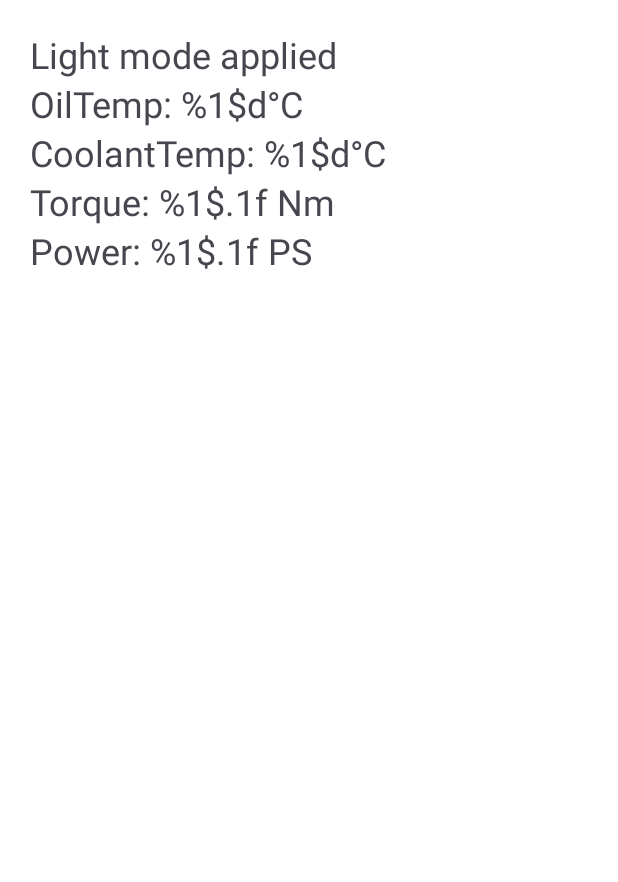
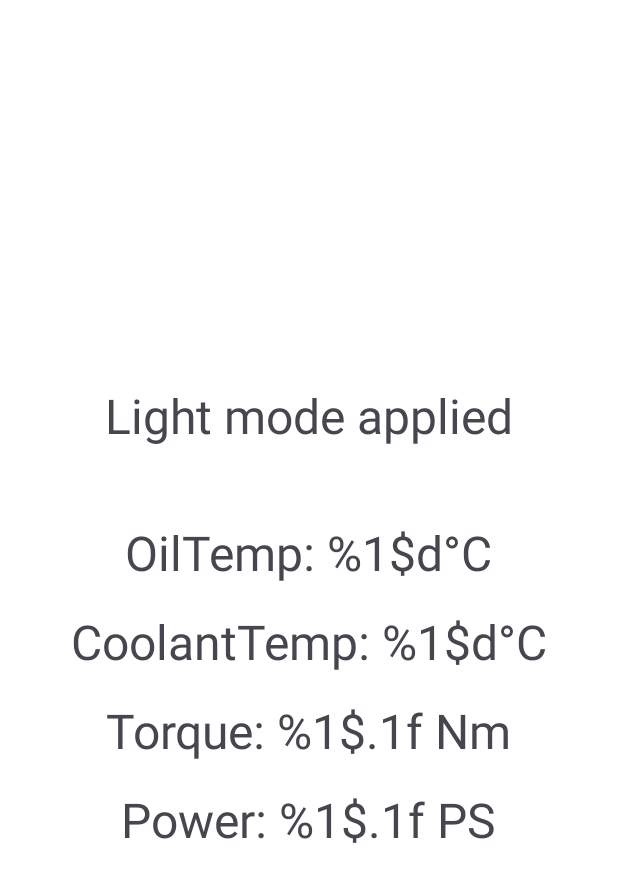
Before and after one commit to zerodatu/android_OBD2_meters, an Android app: the screen it shows after launch (MainActivity), on a phone screen of 412 x 824 dp. Shown: the top 882 px of the screen. Run offline under Robolectric (Android 15) with nearby library versions, the phone set to English and light mode, and no system bars.

Commit message:
実機起動できるようにした

```diff
--- a/app/src/main/res/layout/activity_main.xml
+++ b/app/src/main/res/layout/activity_main.xml
@@ -4,41 +4,47 @@
     android:layout_height="match_parent"
     android:orientation="vertical"
     android:padding="20dp"
-    android:background="?attr/colorBackground">
+    android:background="?attr/colorBackground"
+    android:gravity="center"> <!-- 🔥 中央寄せにする -->
 
     <TextView
         android:id="@+id/theme_status"
         android:layout_width="wrap_content"
         android:layout_height="wrap_content"
         android:text="@string/theme_status"
-        android:textSize="24sp" />
+        android:textSize="32sp"
+        android:layout_marginBottom="32dp"/> <!-- 🔥 下に余白を追加 -->
 
     <TextView
         android:id="@+id/oil_temp"
         android:layout_width="wrap_content"
         android:layout_height="wrap_content"
         android:text="@string/oil_temp"
-        android:textSize="24sp" />
+        android:textSize="32sp"
+        android:layout_marginTop="16dp"/> <!-- 🔥 各項目の間隔を広げる -->
 
     <TextView
         android:id="@+id/coolant_temp"
         android:layout_width="wrap_content"
         android:layout_height="wrap_content"
         android:text="@string/coolant_temp"
-        android:textSize="24sp" />
+        android:textSize="32sp"
+        android:layout_marginTop="16dp"/>
 
     <TextView
         android:id="@+id/torque"
         android:layout_width="wrap_content"
         android:layout_height="wrap_content"
         android:text="@string/torque"
-        android:textSize="24sp" />
+        android:textSize="32sp"
+        android:layout_marginTop="16dp"/>
 
     <TextView
         android:id="@+id/power"
         android:layout_width="wrap_content"
         android:layout_height="wrap_content"
         android:text="@string/power"
-        android:textSize="24sp" />
+        android:textSize="32sp"
+        android:layout_marginTop="16dp"/>
 
 </LinearLayout>
```
